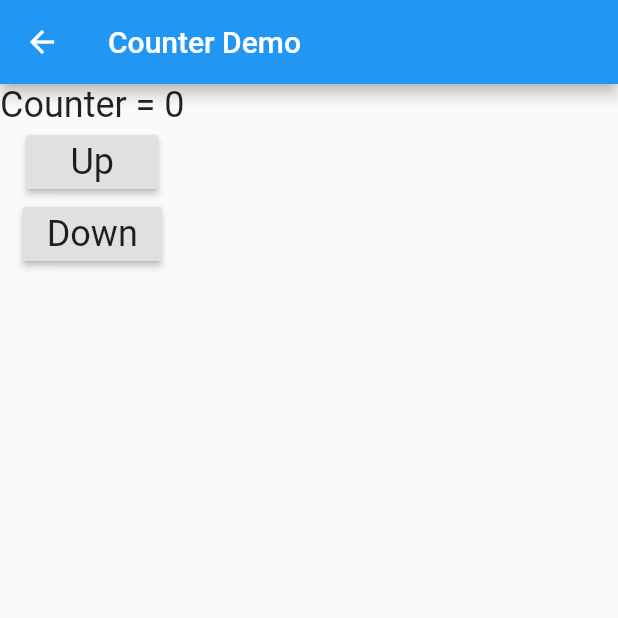
After one commit to Ryanftw/CMSC4303-Lesson2, a Flutter app: the screen it shows after launch, after a tap on "Counter Demo", on a phone screen of 412 x 824 dp, the top half of it. The commit adds this screen. Run offline on Flutter 3.47's test engine with Material 2 defaults, Android fonts, the phone set to English and light mode, and no system bars; network calls fail.

Commit message:
Lesson2 Part 1 Finished

```diff
--- a/lib/main.dart
+++ b/lib/main.dart
@@ -1,4 +1,9 @@
 import 'package:flutter/material.dart';
+import 'screen/listdemo_screen.dart';
+import 'screen/start_screen.dart';
+import 'screen/counterdemo_screen.dart';
+import 'screen/widgetlifecycle_screen.dart';
+import 'screen/listevent_screen.dart';
 
 void main() {
   runApp(Lesson2App());
@@ -7,8 +12,12 @@ void main() {
 class Lesson2App extends StatelessWidget {
   @override
   Widget build(BuildContext context) {
-    return MaterialApp(
-      home: Text('Lesson2App'),
-    );
+    return MaterialApp(initialRoute: StartScreen.routeName, routes: {
+      StartScreen.routeName: (context) => StartScreen(),
+      CounterDemoScreen.routeName: (context) => CounterDemoScreen(),
+      WidgetLifeCycleScreen.routeName: (context) => WidgetLifeCycleScreen(),
+      ListDemoScreen.routeName: (context) => ListDemoScreen(),
+      ListEventScreen.routeName: (context) => ListEventScreen(),
+    });
   }
 }
--- /dev/null
+++ b/lib/model/course.dart
@@ -0,0 +1,54 @@
+import 'package:flutter/material.dart';
+
+class Course {
+  String number;
+  String title;
+  String prereq;
+  String imageURL;
+
+  Course({
+    this.imageURL,
+    this.number,
+    this.title,
+    this.prereq,
+  });
+}
+
+var courseList = [
+  Course(
+    number: 'CMSC 1613',
+    title: 'Programming I',
+    prereq: 'Prereq: CMSC 1513',
+    imageURL: 'https://m.media-amazon.com/images/I/517rMbNEp+L._AC_UY218_.jpg',
+  ),
+  Course(
+    number: 'CMSC 2613',
+    title: 'Programming II',
+    prereq: 'Prereq: CMSC 1613',
+    imageURL: 'https://m.media-amazon.com/images/I/81cMRDd0uxL._AC_UY218_.jpg',
+  ),
+  Course(
+    number: 'CMSC 3613',
+    title: 'Data Structures and Algorithms',
+    prereq: 'Prereq: CMSC 2613',
+    imageURL: 'https://m.media-amazon.com/images/I/81yKcOgvLyL._AC_UL320_.jpg',
+  ),
+  Course(
+    number: 'CMSC 3103',
+    title: 'Programming Object Oriented SW Design',
+    prereq: 'Prereq: CMSC 2613',
+    imageURL: 'https://m.media-amazon.com/images/I/81gtKoapHFL._AC_UL320_.jpg',
+  ),
+  Course(
+    number: 'CMSC 4303',
+    title: 'Mobile Apps Programming',
+    prereq: 'Prereq: SE 3103',
+    imageURL: 'https://m.media-amazon.com/images/I/815lIY15H4L._AC_UL320_.jpg',
+  ),
+  Course(
+    number: 'CMSC 4373',
+    title: 'Web Server Programming',
+    prereq: 'Prereq: SE 3103',
+    imageURL: 'https://m.media-amazon.com/images/I/611uU+tf0SL._AC_UY218_.jpg',
+  ),
+];
--- /dev/null
+++ b/lib/screen/counterdemo_screen.dart
@@ -0,0 +1,75 @@
+import 'package:flutter/material.dart';
+
+class CounterDemoScreen extends StatefulWidget {
+  static const routeName = '/counterDemoScreen';
+  @override
+  State<StatefulWidget> createState() {
+    return _CounterDemoState();
+  }
+}
+
+class _CounterDemoState extends State<CounterDemoScreen> {
+  _Controller con;
+  int count = 0;
+
+  @override
+  void initState() {
+    super.initState();
+    con = _Controller(this);
+  }
+
+  void render(fn) {
+    setState(fn);
+  }
+
+  @override
+  Widget build(BuildContext context) {
+    return Scaffold(
+      appBar: AppBar(
+        title: Text(
+          'Counter Demo',
+        ),
+      ),
+      body: Column(
+        children: [
+          Text(
+            "Counter = $count",
+            style: Theme.of(context).textTheme.headline5,
+          ),
+          RaisedButton(
+            onPressed: con.upCount,
+            child: Text(
+              "Up",
+              style: Theme.of(context).textTheme.headline5,
+            ),
+          ),
+          RaisedButton(
+            onPressed: con.downCount,
+            child: Text(
+              "Down",
+              style: Theme.of(context).textTheme.headline5,
+            ),
+          ),
+        ],
+      ),
+    );
+  }
+}
+
+class _Controller {
+  _CounterDemoState state;
+
+  _Controller(this.state);
+
+  void upCount() {
+    state.render(() {
+      ++state.count;
+    });
+  }
+
+  void downCount() {
+    state.render(() {
+      --state.count;
+    });
+  }
+}
--- /dev/null
+++ b/lib/screen/start_screen.dart
@@ -0,0 +1,39 @@
+import 'package:flutter/material.dart';
+
+import 'counterdemo_screen.dart';
+import 'listdemo_screen.dart';
+import 'listevent_screen.dart';
+import 'widgetlifecycle_screen.dart';
+
+class StartScreen extends StatelessWidget {
+  static const routeName = '/startScreen';
+  @override
+  Widget build(BuildContext context) {
+    return Scaffold(
+      appBar: AppBar(
+        title: Text('Choose a menu'),
+      ),
+      body: Column(
+        children: [
+          RaisedButton(
+            onPressed: () => Navigator.pushNamed(context, CounterDemoScreen.routeName),
+            child: Text('Counter Demo'),
+          ),
+          RaisedButton(
+            onPressed: () =>
+                Navigator.pushNamed(context, WidgetLifeCycleScreen.routeName),
+            child: Text('Widget Life Cycle Screen'),
+          ),
+          RaisedButton(
+            onPressed: () => Navigator.pushNamed(context, ListDemoScreen.routeName),
+            child: Text('List Demo Screen'),
+          ),
+          RaisedButton(
+            onPressed: () => Navigator.pushNamed(context, ListEventScreen.routeName),
+            child: Text('List Event Demo'),
+          ),
+        ],
+      ),
+    );
+  }
+}
```
Also changed, not shown: lib/screen/listdemo_screen.dart (added, +95 -0 lines), lib/screen/listevent_screen.dart (added, +176 -0 lines), lib/screen/widgetlifecycle_screen.dart (added, +55 -0 lines).
